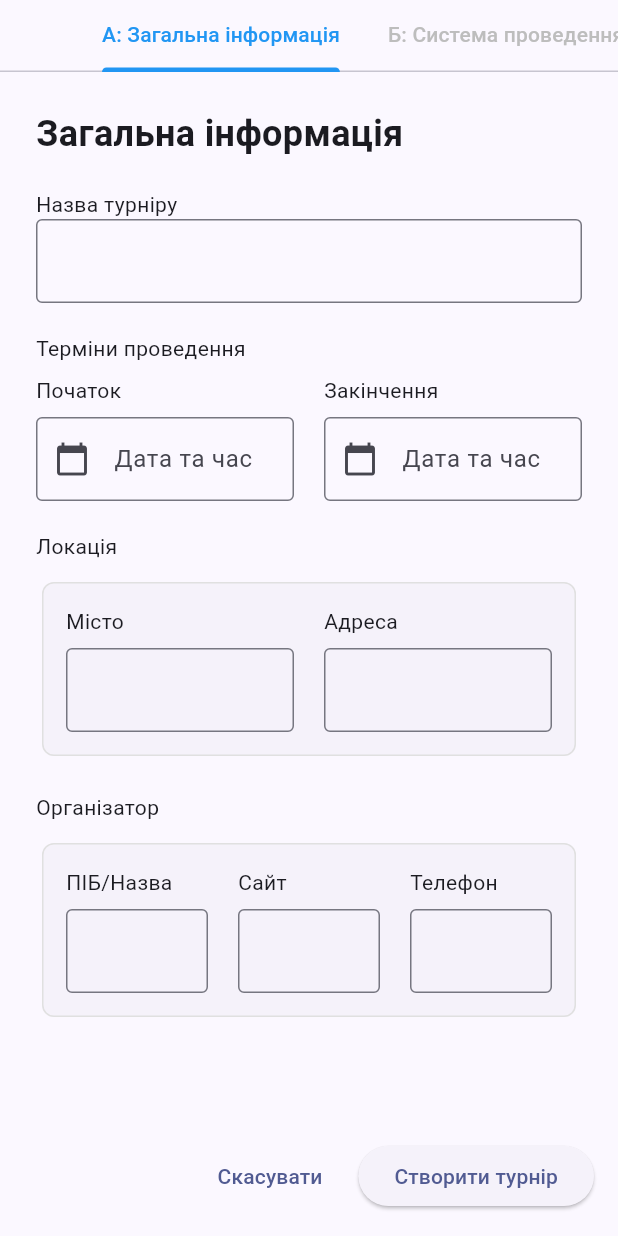
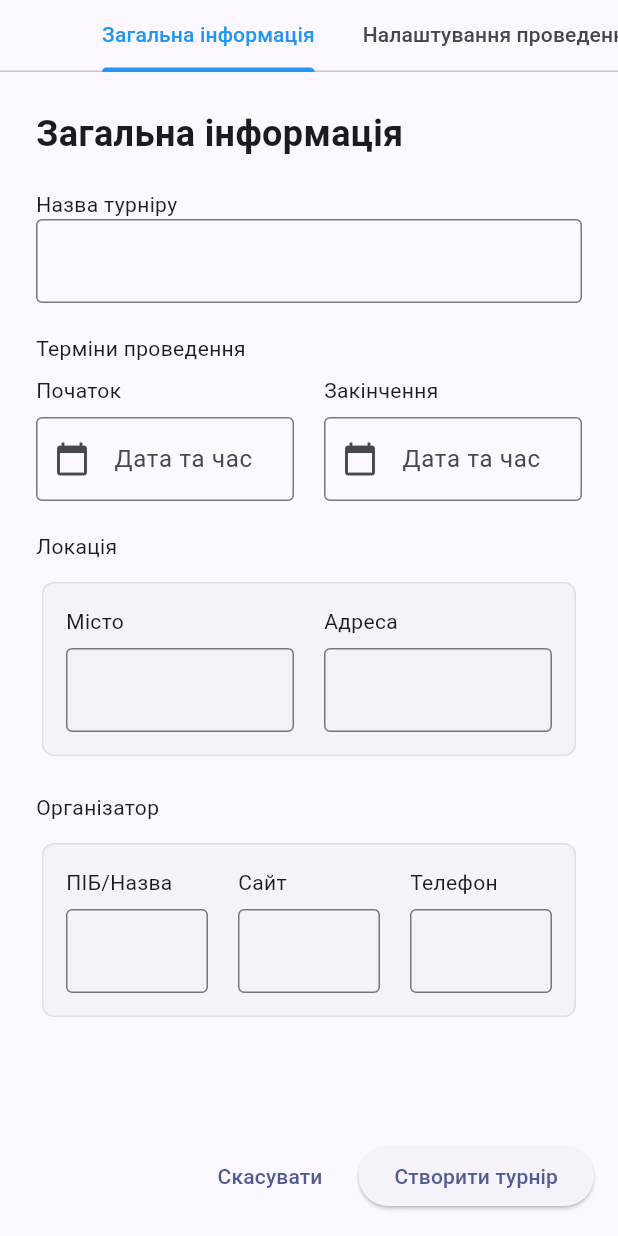
Before and after one commit to Aulex/arbi_chief, a Flutter app: the TournamentAddScreen widget shown alone on an empty page, opened directly, on a phone screen of 412 x 824 dp. Run offline on Flutter 3.47's test engine with Material 3 defaults, Android fonts, the phone set to English and light mode, and no system bars; our stand-ins replace file_picker, flutter_riverpod, material_symbols_icons, pdf, printing, shared_preferences and 2 more; missing offline and left inert: desktop_multi_window; accounts and stored records are empty.

Commit message:
Fix volleyball SegmentedButton sizing and simplify tournament settings tabs
- SegmentedButton: add showSelectedIcon:false and SingleChildScrollView wrapper
- Cap place ranges at actual team count to avoid showing (7-10) with 9 teams
- Single group fills entire available height; multi-group height increased
- Tournament settings: remove hidden tabs (Б, В, Г) and letter prefixes,
  keeping only "Загальна інформація" and "Налаштування проведення"

https://claude.ai/code/session_012mHPQzVcyJfGKv9zUU15xr

```diff
--- a/lib/views/tournament_add_screen.dart
+++ b/lib/views/tournament_add_screen.dart
@@ -66,7 +66,7 @@ class _TournamentAddScreenState extends ConsumerState<TournamentAddScreen>
   @override
   void initState() {
     super.initState();
-    _tabController = TabController(length: 5, vsync: this);
+    _tabController = TabController(length: 2, vsync: this);
     if (widget.isEditMode && widget.tournament != null) {
       final t = widget.tournament!;
       tNameController.text = t.t_name;
@@ -193,7 +193,6 @@ class _TournamentAddScreenState extends ConsumerState<TournamentAddScreen>
 
   @override
   Widget build(BuildContext context) {
-    const _disabledTabs = {1, 2, 3}; // Б, В, Г
     return Column(
         children: [
           TabBar(
@@ -201,17 +200,9 @@ class _TournamentAddScreenState extends ConsumerState<TournamentAddScreen>
             isScrollable: true,
             labelColor: Colors.blue,
             indicatorColor: Colors.blue,
-            onTap: (index) {
-              if (_disabledTabs.contains(index)) {
-                _tabController.index = _tabController.previousIndex;
-              }
-            },
-            tabs: [
-              const Tab(text: "А: Загальна інформація"),
-              Tab(child: Text("Б: Система проведення", style: TextStyle(color: Colors.grey.shade400))),
-              Tab(child: Text("В: Командні налаштування", style: TextStyle(color: Colors.grey.shade400))),
-              Tab(child: Text("Г: Очки та Тай-брейки", style: TextStyle(color: Colors.grey.shade400))),
-              const Tab(text: "Д: Налаштування проведення"),
+            tabs: const [
+              Tab(text: "Загальна інформація"),
+              Tab(text: "Налаштування проведення"),
             ],
           ),
           Expanded(
@@ -220,9 +211,6 @@ class _TournamentAddScreenState extends ConsumerState<TournamentAddScreen>
               physics: const NeverScrollableScrollPhysics(),
               children: [
                 _buildGeneralInfoTab(),
-                _buildConductionSystemTab(),
-                _buildTeamSettingsTab(),
-                _buildScoringTab(),
                 _buildTournamentConductTab(),
               ],
             ),
```
Also changed, not shown: lib/sports/volleyball/volleyball_cross_table_tab.dart (+40 -12 lines).
